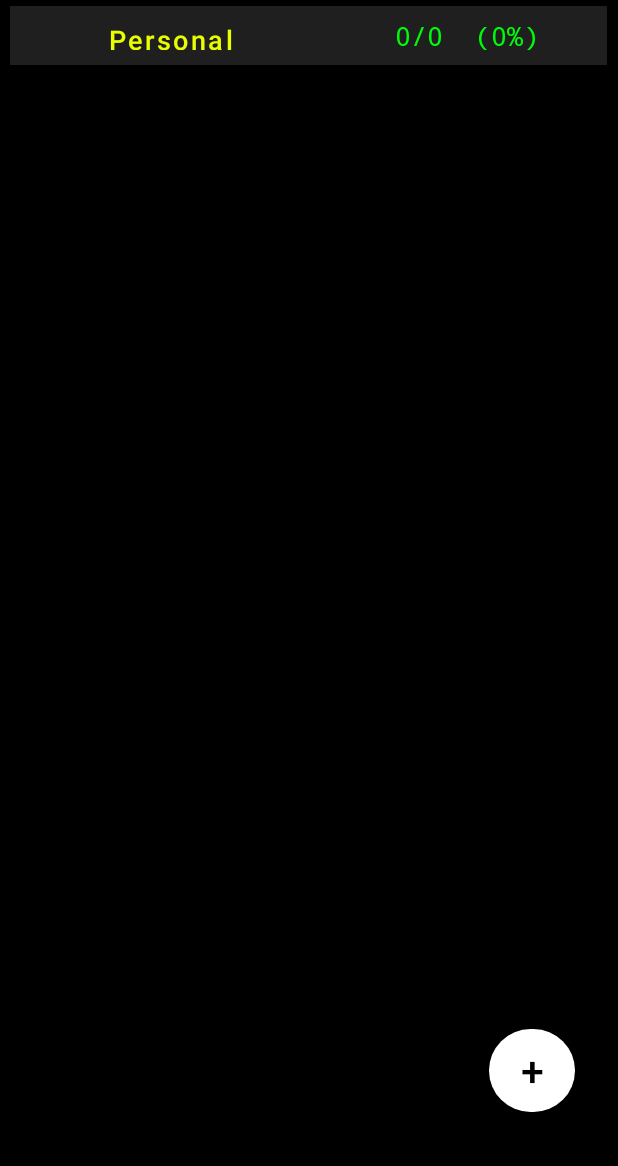
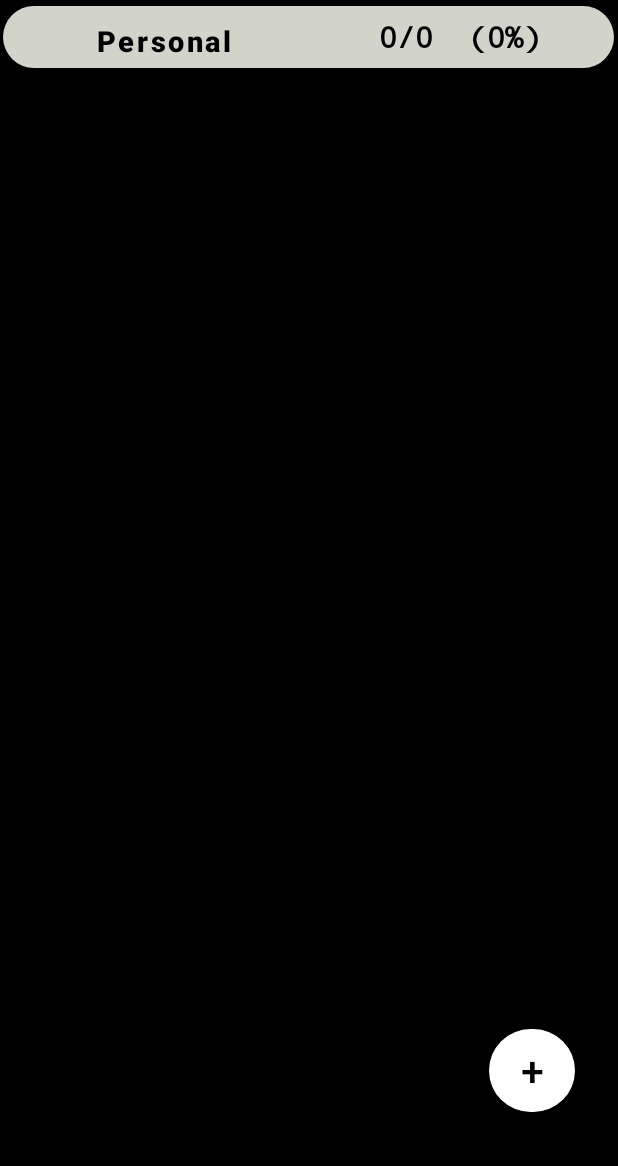
Before and after one commit to amalgir/todo-task-manager-app, an Android app: the screen it shows after launch (MainActivity), on a phone screen of 412 x 824 dp, the part 70-1236 px from its top. Run offline under Robolectric (Android 15) with nearby library versions, the phone set to English and light mode, and no system bars.

Commit message:
feat: Improved progress bar view UI

```diff
--- /dev/null
+++ b/app/src/main/res/drawable/progressbarview.xml
@@ -0,0 +1,12 @@
+<?xml version="1.0" encoding="utf-8"?>
+<shape xmlns:android="http://schemas.android.com/apk/res/android">
+    <solid android:color="@color/dark_white1"/>
+    <corners
+        android:topLeftRadius="700dp"
+        android:topRightRadius="700dp"
+        android:bottomLeftRadius="700dp"
+        android:bottomRightRadius="700dp"/>
+    <size
+        android:height="500dp"
+        android:width="1000dp"/>
+</shape>
--- a/app/src/main/res/layout/activity_main.xml
+++ b/app/src/main/res/layout/activity_main.xml
@@ -38,12 +38,12 @@
 
     <LinearLayout
         android:id="@+id/linearLayout"
-        android:layout_width="398dp"
-        android:layout_height="39dp"
+        android:layout_width="407dp"
+        android:layout_height="41dp"
         android:layout_marginStart="6dp"
         android:layout_marginTop="4dp"
         android:layout_marginEnd="7dp"
-        android:background="@color/dark_gray"
+        android:background="@drawable/progressbarview"
         android:orientation="horizontal"
         app:layout_constraintEnd_toEndOf="parent"
         app:layout_constraintStart_toStartOf="parent"
@@ -56,12 +56,12 @@
             android:background="?android:attr/selectableItemBackground"
             android:clickable="true"
             android:focusable="true"
-            android:gravity="center_vertical|center_horizontal"
+            android:gravity="center_horizontal|center_vertical"
             android:onClick="changeModeButtonClick"
             android:textAllCaps="false"
-            android:textColor="@color/yellow3"
-            android:textSize="18sp"
-            android:textStyle="normal" />
+            android:textColor="@color/black"
+            android:textSize="19sp"
+            android:textStyle="bold" />
 
         <TextView
             android:id="@+id/progressTextView"
@@ -69,8 +69,9 @@
             android:layout_height="match_parent"
             android:fontFamily="monospace"
             android:gravity="center_vertical|center_horizontal"
-            android:textColor="@color/green"
-            android:textSize="18sp" />
+            android:textColor="@color/black"
+            android:textSize="20sp"
+            android:textStyle="bold" />
     </LinearLayout>
 
     <androidx.recyclerview.widget.RecyclerView
```
